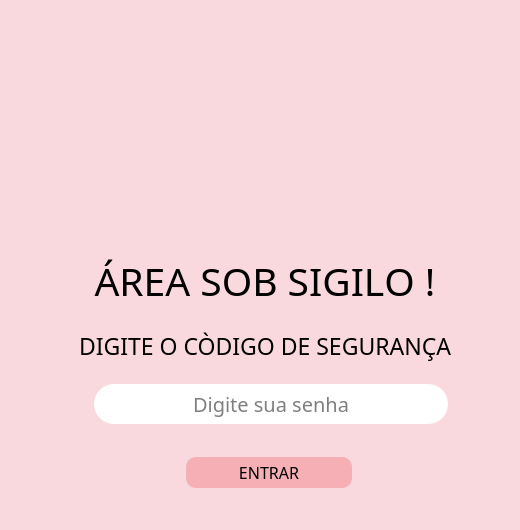
jajpert/Fabrica-SW-96, file Popup Area Sob Sigilo - sw-010.ui: the form before one commit.
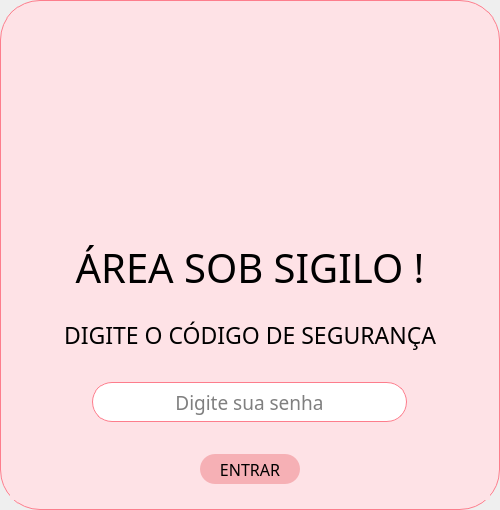
The form after the commit. Icons and pictures are not drawn.

Commit message: correção pop up

Patch:
```diff
--- a/Popup Area Sob Sigilo - sw-010.ui
+++ b/Popup Area Sob Sigilo - sw-010.ui
@@ -9,48 +9,71 @@
    <rect>
     <x>0</x>
     <y>0</y>
-    <width>520</width>
-    <height>530</height>
+    <width>500</width>
+    <height>510</height>
    </rect>
   </property>
   <property name="minimumSize">
    <size>
-    <width>520</width>
-    <height>530</height>
+    <width>500</width>
+    <height>510</height>
    </size>
   </property>
   <property name="maximumSize">
    <size>
-    <width>520</width>
-    <height>530</height>
+    <width>500</width>
+    <height>510</height>
    </size>
   </property>
   <property name="windowTitle">
    <string>Dialog</string>
   </property>
   <property name="styleSheet">
-   <string notr="true">border-radius:150px;
-background-color: rgb(249, 217, 221);</string>
+   <string notr="true"/>
   </property>
-  <property name="sizeGripEnabled">
-   <bool>false</bool>
-  </property>
-  <property name="modal">
-   <bool>false</bool>
+  <layout class="QHBoxLayout" name="horizontalLayout">
+   <property name="spacing">
+    <number>0</number>
+   </property>
+   <property name="leftMargin">
+    <number>0</number>
+   </property>
+   <property name="topMargin">
+    <number>0</number>
+   </property>
+   <property name="rightMargin">
+    <number>0</number>
+   </property>
+   <property name="bottomMargin">
+    <number>0</number>
+   </property>
+   <item>
+    <widget class="QFrame" name="frame">
+     <property name="styleSheet">
+      <string notr="true">background-color: #FEE2E6; border: 1px solid #FD7D8C; border-radius: 40px</string>
+     </property>
+     <property name="frameShape">
+      <enum>QFrame::StyledPanel</enum>
+     </property>
+     <property name="frameShadow">
+      <enum>QFrame::Raised</enum>
   </property>
   <layout class="QVBoxLayout" name="verticalLayout">
-   <property name="leftMargin">
-    <number>21</number>
-   </property>
    <item>
-    <widget class="QFrame" name="frame_senha">
+       <widget class="QFrame" name="frame_4">
+        <property name="layoutDirection">
+         <enum>Qt::LeftToRight</enum>
+        </property>
+        <property name="styleSheet">
+         <string notr="true">border: none</string>
+        </property>
      <property name="frameShape">
       <enum>QFrame::StyledPanel</enum>
      </property>
      <property name="frameShadow">
       <enum>QFrame::Raised</enum>
      </property>
-     <layout class="QVBoxLayout" name="verticalLayout_5" stretch="1,0,0,0">
+        <layout class="QHBoxLayout" name="horizontalLayout_2">
       <property name="spacing">
        <number>0</number>
       </property>
@@ -67,42 +90,15 @@
        <number>0</number>
       </property>
       <item>
-       <widget class="QFrame" name="frame_imagen_cadeado">
+          <widget class="QLabel" name="label">
         <property name="minimumSize">
          <size>
-          <width>0</width>
-          <height>0</height>
+             <width>220</width>
+             <height>220</height>
          </size>
         </property>
         <property name="maximumSize">
          <size>
-          <width>486</width>
-          <height>222</height>
-         </size>
-        </property>
-        <property name="frameShape">
-         <enum>QFrame::StyledPanel</enum>
-        </property>
-        <property name="frameShadow">
-         <enum>QFrame::Raised</enum>
-        </property>
-        <layout class="QVBoxLayout" name="verticalLayout_2">
-         <property name="leftMargin">
-          <number>0</number>
-         </property>
-         <property name="topMargin">
-          <number>0</number>
-         </property>
-         <property name="rightMargin">
-          <number>0</number>
-         </property>
-         <property name="bottomMargin">
-          <number>0</number>
-         </property>
-         <item alignment="Qt::AlignHCenter">
-          <widget class="QLabel" name="label_imagen_cadeado">
-           <property name="minimumSize">
-            <size>
              <width>220</width>
              <height>220</height>
             </size>
@@ -134,39 +130,16 @@
        </widget>
       </item>
       <item>
-       <widget class="QFrame" name="frame_area_sigilo">
-        <property name="frameShape">
-         <enum>QFrame::StyledPanel</enum>
-        </property>
-        <property name="frameShadow">
-         <enum>QFrame::Raised</enum>
-        </property>
-        <layout class="QVBoxLayout" name="verticalLayout_4">
-         <property name="leftMargin">
-          <number>0</number>
-         </property>
-         <property name="topMargin">
-          <number>0</number>
-         </property>
-         <property name="rightMargin">
-          <number>0</number>
-         </property>
-         <property name="bottomMargin">
-          <number>0</number>
-         </property>
-         <item>
-          <widget class="QLabel" name="label_area_sigilo">
+       <widget class="QLabel" name="label_2">
            <property name="font">
             <font>
              <family>Abel</family>
-             <pointsize>29</pointsize>
-             <weight>50</weight>
-             <italic>false</italic>
-             <bold>false</bold>
-             <underline>false</underline>
-             <kerning>false</kerning>
-            </font>
-           </property>
+          <pointsize>30</pointsize>
+         </font>
+        </property>
+        <property name="styleSheet">
+         <string notr="true">border: none</string>
+        </property>
            <property name="text">
             <string>ÁREA SOB SIGILO !</string>
            </property>
@@ -175,43 +148,19 @@
            </property>
           </widget>
          </item>
-        </layout>
-       </widget>
-      </item>
       <item>
-       <widget class="QFrame" name="frame_digite_codigo">
-        <property name="frameShape">
-         <enum>QFrame::StyledPanel</enum>
-        </property>
-        <property name="frameShadow">
-         <enum>QFrame::Raised</enum>
-        </property>
-        <layout class="QVBoxLayout" name="verticalLayout_6" stretch="0,0">
-         <property name="spacing">
-          <number>21</number>
-         </property>
-         <property name="leftMargin">
-          <number>0</number>
-         </property>
-         <property name="topMargin">
-          <number>0</number>
-         </property>
-         <property name="rightMargin">
-          <number>0</number>
-         </property>
-         <property name="bottomMargin">
-          <number>0</number>
-         </property>
-         <item>
-          <widget class="QLabel" name="label_digite_codigo">
+       <widget class="QLabel" name="label_3">
            <property name="font">
             <font>
              <family>Abel</family>
              <pointsize>17</pointsize>
             </font>
            </property>
+        <property name="styleSheet">
+         <string notr="true">border: none</string>
+        </property>
            <property name="text">
-            <string>DIGITE O CÒDIGO DE SEGURANÇA</string>
+         <string>DIGITE O CÓDIGO DE SEGURANÇA</string>
            </property>
            <property name="alignment">
             <set>Qt::AlignCenter</set>
@@ -219,21 +168,9 @@
           </widget>
          </item>
          <item>
-          <widget class="QFrame" name="lineEdit_senha_area_de_sigilo_2">
-           <property name="minimumSize">
-            <size>
-             <width>0</width>
-             <height>0</height>
-            </size>
-           </property>
-           <property name="maximumSize">
-            <size>
-             <width>484</width>
-             <height>40</height>
-            </size>
-           </property>
+       <widget class="QFrame" name="frame_2">
            <property name="styleSheet">
-            <string notr="true">border : 30px black;</string>
+         <string notr="true">border: none</string>
            </property>
            <property name="frameShape">
             <enum>QFrame::StyledPanel</enum>
@@ -241,43 +178,48 @@
            <property name="frameShadow">
             <enum>QFrame::Raised</enum>
            </property>
-           <layout class="QVBoxLayout" name="verticalLayout_7">
+        <layout class="QHBoxLayout" name="horizontalLayout_3">
+         <property name="spacing">
+          <number>0</number>
+         </property>
             <property name="leftMargin">
-             <number>73</number>
+          <number>0</number>
             </property>
             <property name="topMargin">
              <number>0</number>
             </property>
             <property name="rightMargin">
-             <number>57</number>
+          <number>0</number>
+         </property>
+         <property name="bottomMargin">
+          <number>0</number>
             </property>
             <item>
-             <widget class="QLineEdit" name="lineEdit_senha_area_de_sigilo">
+          <widget class="QLineEdit" name="input_entrar_area_sigilo">
               <property name="minimumSize">
                <size>
                 <width>315</width>
                 <height>40</height>
                </size>
               </property>
+           <property name="maximumSize">
+            <size>
+             <width>315</width>
+             <height>40</height>
+            </size>
+           </property>
               <property name="font">
                <font>
                 <family>Abel</family>
-                <pointsize>15</pointsize>
+             <pointsize>14</pointsize>
                </font>
               </property>
               <property name="styleSheet">
-               <string notr="true">QLineEdit{border-radius:20px;
-border-color: rgb(233, 130, 138);
-background-color: rgb(255, 255, 255);
-
-}
+            <string notr="true">QLineEdit{border-radius:20px; border: 1px solid #FD7D8C; background-color: #fff; padding-left: 0.5em; padding-right: 0.5em}
 </string>
               </property>
-              <property name="text">
-               <string/>
-              </property>
-              <property name="frame">
-               <bool>true</bool>
+           <property name="inputMethodHints">
+            <set>Qt::ImhHiddenText|Qt::ImhNoAutoUppercase|Qt::ImhNoPredictiveText|Qt::ImhSensitiveData</set>
               </property>
               <property name="echoMode">
                <enum>QLineEdit::Password</enum>
@@ -291,22 +233,64 @@
               <property name="placeholderText">
                <string>Digite sua senha</string>
               </property>
-              <property name="clearButtonEnabled">
-               <bool>false</bool>
-              </property>
              </widget>
             </item>
            </layout>
           </widget>
          </item>
-        </layout>
-       </widget>
-      </item>
       <item>
-       <widget class="QFrame" name="frame_4">
+       <widget class="QFrame" name="frame_3">
+        <property name="styleSheet">
+         <string notr="true">border: none</string>
+        </property>
+        <property name="frameShape">
+         <enum>QFrame::StyledPanel</enum>
+        </property>
+        <property name="frameShadow">
+         <enum>QFrame::Raised</enum>
+        </property>
+        <layout class="QHBoxLayout" name="horizontalLayout_4">
+         <property name="spacing">
+          <number>0</number>
+         </property>
+         <property name="leftMargin">
+          <number>0</number>
+         </property>
+         <property name="topMargin">
+          <number>0</number>
+         </property>
+         <property name="rightMargin">
+          <number>0</number>
+         </property>
+         <property name="bottomMargin">
+          <number>0</number>
+         </property>
+         <item>
+          <widget class="QPushButton" name="btn_entrar_area_sigilo">
+           <property name="minimumSize">
+            <size>
+             <width>100</width>
+             <height>30</height>
+            </size>
+           </property>
+           <property name="maximumSize">
+            <size>
+             <width>100</width>
+             <height>30</height>
+            </size>
+           </property>
+           <property name="font">
+            <font>
+             <family>Abel</family>
+             <pointsize>12</pointsize>
+            </font>
+           </property>
+           <property name="cursor">
+            <cursorShape>PointingHandCursor</cursorShape>
+           </property>
         <property name="styleSheet">
          <string notr="true">QPushButton{
-border-radius:10px;
+border-radius:15px;
 background-color: rgb(246, 176, 181);
 border: 2px ;
 }
@@ -318,43 +302,8 @@
 
 }
 QPushButton:pressed{
-
-background-color: rgb(246, 176, 181);
-
-}</string>
-        </property>
-        <property name="frameShape">
-         <enum>QFrame::StyledPanel</enum>
-        </property>
-        <property name="frameShadow">
-         <enum>QFrame::Raised</enum>
-        </property>
-        <layout class="QHBoxLayout" name="horizontalLayout" stretch="0">
-         <property name="spacing">
-          <number>6</number>
-         </property>
-         <property name="leftMargin">
-          <number>165</number>
-         </property>
-         <property name="rightMargin">
-          <number>157</number>
-         </property>
-         <property name="bottomMargin">
-          <number>7</number>
-         </property>
-         <item>
-          <widget class="QPushButton" name="btn_entrar_area_sigilo">
-           <property name="minimumSize">
-            <size>
-             <width>141</width>
-             <height>31</height>
-            </size>
-           </property>
-           <property name="font">
-            <font>
-             <family>Abel</family>
-             <pointsize>12</pointsize>
-            </font>
+background-color: rgb(246, 176, 181);}
+</string>
            </property>
            <property name="text">
             <string>ENTRAR</string>
```
Left out of the diff: 41 changed lines with no effect on the pictures. Lines whose indentation alone changed are shown as unchanged. The commit also changes 1 other file.
